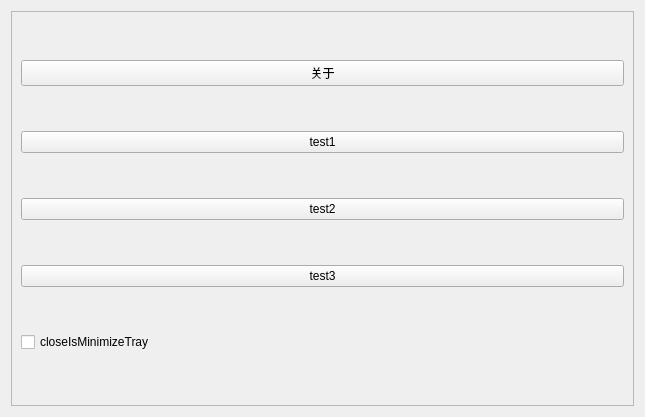
First picture: the form in src/wxbox/mainwindow.ui, repository 12CrazyPaul21/WxBox, before the edit.
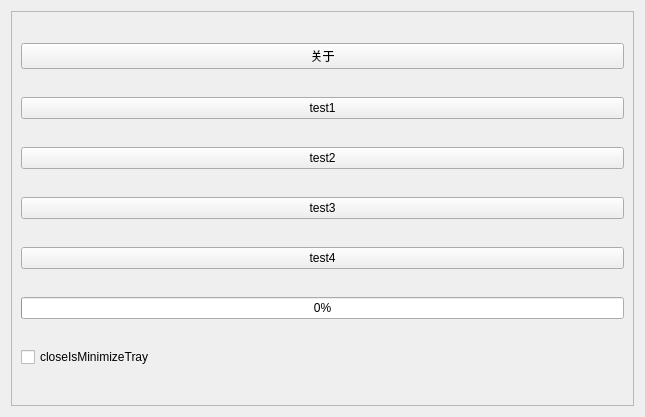
Second picture: the form after the edit.

```diff
--- a/src/wxbox/mainwindow.ui
+++ b/src/wxbox/mainwindow.ui
@@ -51,6 +51,20 @@
         </property>
        </widget>
       </item>
+      <item>
+       <widget class="QPushButton" name="btn_test4">
+        <property name="text">
+         <string>test4</string>
+        </property>
+       </widget>
+      </item>
+      <item>
+       <widget class="QProgressBar" name="progressBar">
+        <property name="value">
+         <number>0</number>
+        </property>
+       </widget>
+      </item>
       <item>
        <widget class="QCheckBox" name="closeIsMinimizeTray">
         <property name="text">
```
